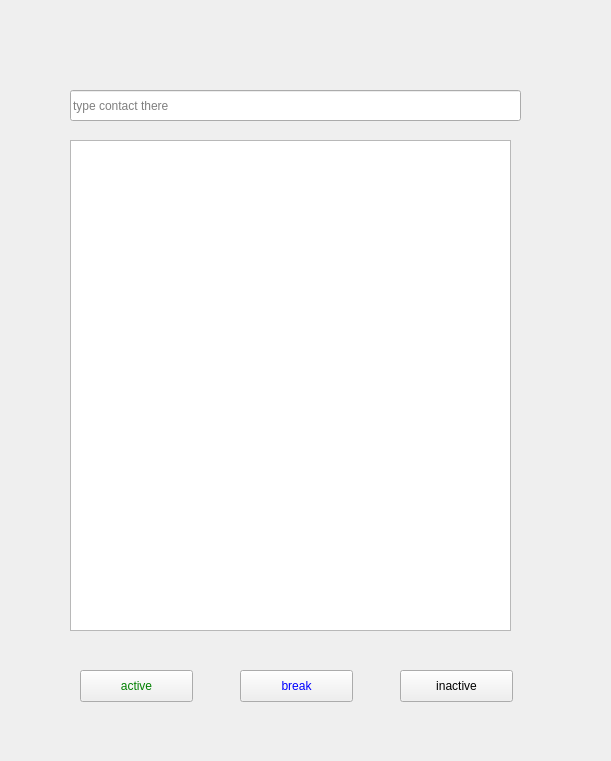
Old version of the form src/chat/client/uis/menu.ui in the repository sumstragol/Stragol-Chat-app.
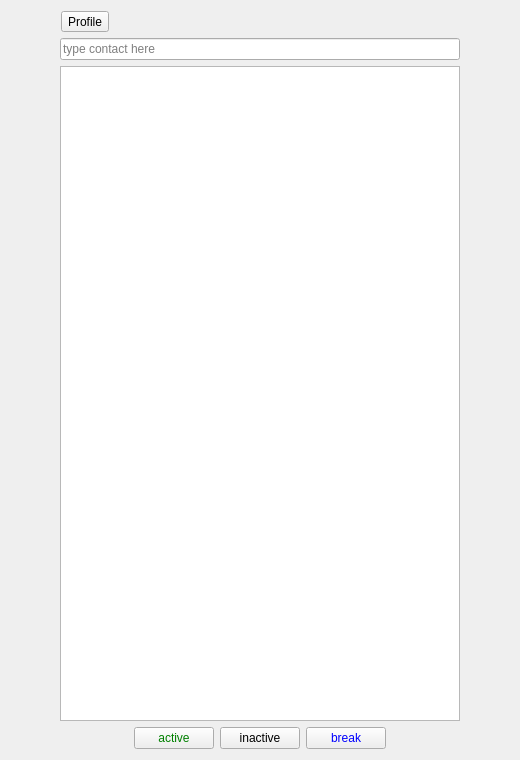
New version of the form.

Commit message: chat done, general chat, profile, notifiactions

What changed in the file:
```diff
--- a/src/chat/client/uis/menu.ui
+++ b/src/chat/client/uis/menu.ui
@@ -6,8 +6,8 @@
    <rect>
     <x>0</x>
     <y>0</y>
-    <width>611</width>
-    <height>761</height>
+    <width>520</width>
+    <height>760</height>
    </rect>
   </property>
   <property name="windowTitle">
@@ -23,76 +23,273 @@
 }
 </string>
   </property>
-  <widget class="QListWidget" name="lw_contacts">
-   <property name="geometry">
-    <rect>
-     <x>70</x>
-     <y>140</y>
-     <width>441</width>
-     <height>491</height>
-    </rect>
-   </property>
-  </widget>
-  <widget class="QPushButton" name="button_status_active">
-   <property name="geometry">
-    <rect>
-     <x>80</x>
-     <y>670</y>
-     <width>113</width>
-     <height>32</height>
-    </rect>
-   </property>
-   <property name="styleSheet">
-    <string notr="true"/>
-   </property>
-   <property name="text">
-    <string>active</string>
-   </property>
-  </widget>
-  <widget class="QPushButton" name="button_status_break">
-   <property name="geometry">
-    <rect>
-     <x>240</x>
-     <y>670</y>
-     <width>113</width>
-     <height>32</height>
-    </rect>
-   </property>
-   <property name="text">
-    <string>break</string>
-   </property>
-  </widget>
-  <widget class="QPushButton" name="button_status_inactive">
-   <property name="geometry">
-    <rect>
-     <x>400</x>
-     <y>670</y>
-     <width>113</width>
-     <height>32</height>
-    </rect>
-   </property>
-   <property name="text">
-    <string>inactive</string>
-   </property>
-  </widget>
-  <widget class="QLineEdit" name="le_search_bar">
-   <property name="geometry">
-    <rect>
-     <x>70</x>
-     <y>90</y>
-     <width>451</width>
-     <height>31</height>
-    </rect>
-   </property>
-   <property name="placeholderText">
-    <string>type contact there</string>
-   </property>
-  </widget>
-  <zorder>button_status_active</zorder>
-  <zorder>button_status_break</zorder>
-  <zorder>button_status_inactive</zorder>
-  <zorder>lw_contacts</zorder>
-  <zorder>le_search_bar</zorder>
+  <layout class="QVBoxLayout" name="verticalLayout">
+   <item>
+    <layout class="QHBoxLayout" name="horizontalLayout_3">
+     <item>
+      <spacer name="horizontalSpacer_8">
+       <property name="orientation">
+        <enum>Qt::Horizontal</enum>
+       </property>
+       <property name="sizeHint" stdset="0">
+        <size>
+         <width>40</width>
+         <height>20</height>
+        </size>
+       </property>
+      </spacer>
+     </item>
+     <item>
+      <widget class="QToolButton" name="button_profile">
+       <property name="text">
+        <string>Profile</string>
+       </property>
+      </widget>
+     </item>
+     <item>
+      <spacer name="horizontalSpacer_15">
+       <property name="orientation">
+        <enum>Qt::Horizontal</enum>
+       </property>
+       <property name="sizeHint" stdset="0">
+        <size>
+         <width>40</width>
+         <height>20</height>
+        </size>
+       </property>
+      </spacer>
+     </item>
+     <item>
+      <spacer name="horizontalSpacer_14">
+       <property name="orientation">
+        <enum>Qt::Horizontal</enum>
+       </property>
+       <property name="sizeHint" stdset="0">
+        <size>
+         <width>40</width>
+         <height>20</height>
+        </size>
+       </property>
+      </spacer>
+     </item>
+     <item>
+      <spacer name="horizontalSpacer_13">
+       <property name="orientation">
+        <enum>Qt::Horizontal</enum>
+       </property>
+       <property name="sizeHint" stdset="0">
+        <size>
+         <width>40</width>
+         <height>20</height>
+        </size>
+       </property>
+      </spacer>
+     </item>
+     <item>
+      <spacer name="horizontalSpacer_12">
+       <property name="orientation">
+        <enum>Qt::Horizontal</enum>
+       </property>
+       <property name="sizeHint" stdset="0">
+        <size>
+         <width>40</width>
+         <height>20</height>
+        </size>
+       </property>
+      </spacer>
+     </item>
+     <item>
+      <spacer name="horizontalSpacer_11">
+       <property name="orientation">
+        <enum>Qt::Horizontal</enum>
+       </property>
+       <property name="sizeHint" stdset="0">
+        <size>
+         <width>40</width>
+         <height>20</height>
+        </size>
+       </property>
+      </spacer>
+     </item>
+     <item>
+      <spacer name="horizontalSpacer_10">
+       <property name="orientation">
+        <enum>Qt::Horizontal</enum>
+       </property>
+       <property name="sizeHint" stdset="0">
+        <size>
+         <width>40</width>
+         <height>20</height>
+        </size>
+       </property>
+      </spacer>
+     </item>
+     <item>
+      <spacer name="horizontalSpacer_9">
+       <property name="orientation">
+        <enum>Qt::Horizontal</enum>
+       </property>
+       <property name="sizeHint" stdset="0">
+        <size>
+         <width>40</width>
+         <height>20</height>
+        </size>
+       </property>
+      </spacer>
+     </item>
+     <item>
+      <spacer name="horizontalSpacer">
+       <property name="orientation">
+        <enum>Qt::Horizontal</enum>
+       </property>
+       <property name="sizeHint" stdset="0">
+        <size>
+         <width>40</width>
+         <height>20</height>
+        </size>
+       </property>
+      </spacer>
+     </item>
+    </layout>
+   </item>
+   <item>
+    <layout class="QHBoxLayout" name="horizontalLayout_5">
+     <item>
+      <spacer name="horizontalSpacer_7">
+       <property name="orientation">
+        <enum>Qt::Horizontal</enum>
+       </property>
+       <property name="sizeHint" stdset="0">
+        <size>
+         <width>40</width>
+         <height>20</height>
+        </size>
+       </property>
+      </spacer>
+     </item>
+     <item>
+      <widget class="QLineEdit" name="le_search_bar">
+       <property name="minimumSize">
+        <size>
+         <width>400</width>
+         <height>0</height>
+        </size>
+       </property>
+       <property name="placeholderText">
+        <string>type contact here</string>
+       </property>
+      </widget>
+     </item>
+     <item>
+      <spacer name="horizontalSpacer_6">
+       <property name="orientation">
+        <enum>Qt::Horizontal</enum>
+       </property>
+       <property name="sizeHint" stdset="0">
+        <size>
+         <width>40</width>
+         <height>20</height>
+        </size>
+       </property>
+      </spacer>
+     </item>
+    </layout>
+   </item>
+   <item>
+    <layout class="QHBoxLayout" name="horizontalLayout_4">
+     <item>
+      <spacer name="horizontalSpacer_2">
+       <property name="orientation">
+        <enum>Qt::Horizontal</enum>
+       </property>
+       <property name="sizeHint" stdset="0">
+        <size>
+         <width>40</width>
+         <height>20</height>
+        </size>
+       </property>
+      </spacer>
+     </item>
+     <item>
+      <widget class="QListWidget" name="lw_contacts">
+       <property name="minimumSize">
+        <size>
+         <width>400</width>
+         <height>0</height>
+        </size>
+       </property>
+      </widget>
+     </item>
+     <item>
+      <spacer name="horizontalSpacer_3">
+       <property name="orientation">
+        <enum>Qt::Horizontal</enum>
+       </property>
+       <property name="sizeHint" stdset="0">
+        <size>
+         <width>40</width>
+         <height>20</height>
+        </size>
+       </property>
+      </spacer>
+     </item>
+    </layout>
+   </item>
+   <item>
+    <layout class="QHBoxLayout" name="horizontalLayout_2">
+     <item>
+      <spacer name="horizontalSpacer_5">
+       <property name="orientation">
+        <enum>Qt::Horizontal</enum>
+       </property>
+       <property name="sizeHint" stdset="0">
+        <size>
+         <width>40</width>
+         <height>20</height>
+        </size>
+       </property>
+      </spacer>
+     </item>
+     <item>
+      <widget class="QPushButton" name="button_status_active">
+       <property name="styleSheet">
+        <string notr="true"/>
+       </property>
+       <property name="text">
+        <string>active</string>
+       </property>
+      </widget>
+     </item>
+     <item>
+      <widget class="QPushButton" name="button_status_inactive">
+       <property name="text">
+        <string>inactive</string>
+       </property>
+      </widget>
+     </item>
+     <item>
+      <widget class="QPushButton" name="button_status_break">
+       <property name="text">
+        <string>break</string>
+       </property>
+      </widget>
+     </item>
+     <item>
+      <spacer name="horizontalSpacer_4">
+       <property name="orientation">
+        <enum>Qt::Horizontal</enum>
+       </property>
+       <property name="sizeHint" stdset="0">
+        <size>
+         <width>40</width>
+         <height>20</height>
+        </size>
+       </property>
+      </spacer>
+     </item>
+    </layout>
+   </item>
+  </layout>
  </widget>
  <tabstops>
   <tabstop>le_search_bar</tabstop>
```
Left out of the diff: 1 changed line with no effect on the pictures. The commit also changes 34 other files.
